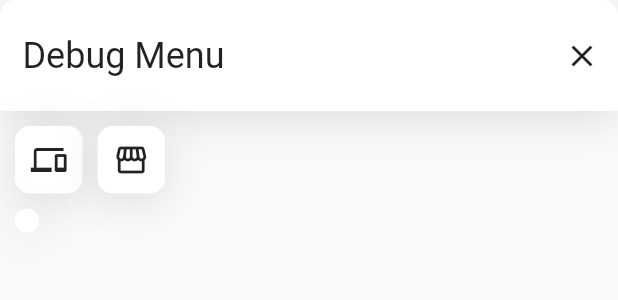
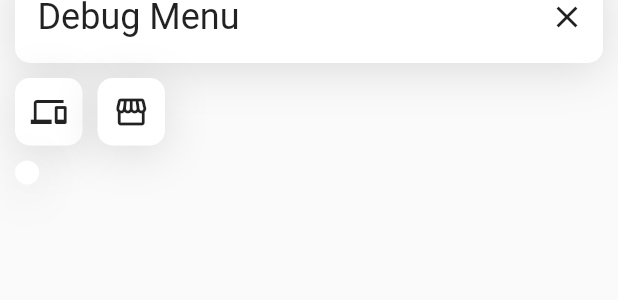
Before and after one commit to Frezyx/flutter_admin, a Flutter app: the DebugFriendMenu widget shown alone on an empty page, opened directly, on a phone screen of 412 x 824 dp. Shown: the top 300 px of the screen. Run offline on Flutter 3.47's test engine with Material 2 defaults, Android fonts, the phone set to English and light mode, and no system bars; our stand-ins replace device_info, package_info.

Commit message:
Update menu header UI

```diff
--- a/lib/src/widgets/debug_menu.dart
+++ b/lib/src/widgets/debug_menu.dart
@@ -26,16 +26,19 @@ class _DebugFriendMenuState extends State<DebugFriendMenu> {
   Widget build(BuildContext context) {
     final theme = Theme.of(context);
     final size = MediaQuery.of(context).size;
-    return Column(
+    return Transform(
+      transform: Matrix4.translationValues(0, -20, 0),
+      child: Column(
         crossAxisAlignment: CrossAxisAlignment.start,
         children: [
           Container(
             width: size.width,
-          padding: const EdgeInsets.symmetric(vertical: 8.0),
+            margin: const EdgeInsets.symmetric(horizontal: 10.0),
+            padding: const EdgeInsets.symmetric(vertical: 2.0),
             decoration: BoxDecoration(
               color: theme.cardColor,
-            borderRadius: const BorderRadius.vertical(
-              top: Radius.circular(10),
+              borderRadius: const BorderRadius.all(
+                Radius.circular(10),
               ),
               boxShadow: [Defaults.getShadow(theme)],
             ),
@@ -58,6 +61,7 @@ class _DebugFriendMenuState extends State<DebugFriendMenu> {
           const SizedBox(height: 10),
           Flexible(
             child: SingleChildScrollView(
+              padding: EdgeInsets.zero,
               scrollDirection: Axis.horizontal,
               child: Row(
                 children: widget.commonItems
@@ -75,6 +79,7 @@ class _DebugFriendMenuState extends State<DebugFriendMenu> {
             child: widget.items[_selectedIndex],
           ),
         ],
+      ),
     );
   }
 }
```
Lines whose indentation alone changed are shown as unchanged.
